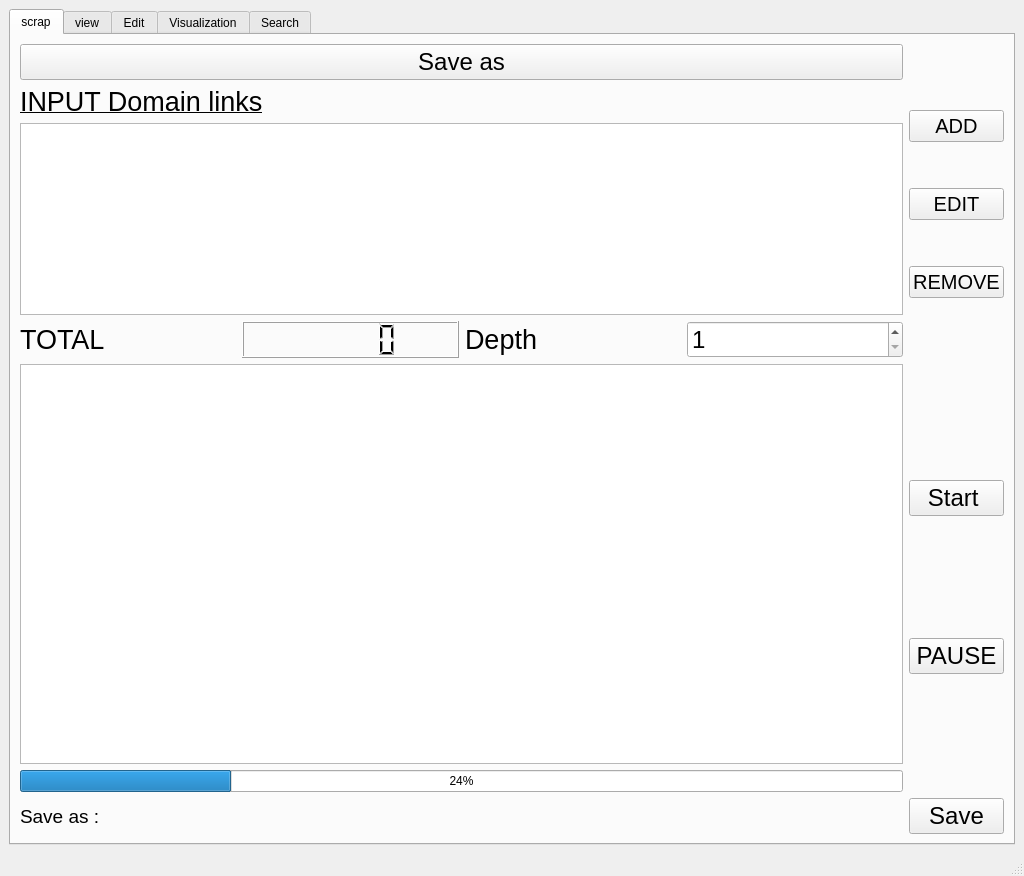
Before: the Qt Designer form Main_GUI.ui in Comnarin/Search_Engine_with_Python, drawn with Qt 5.
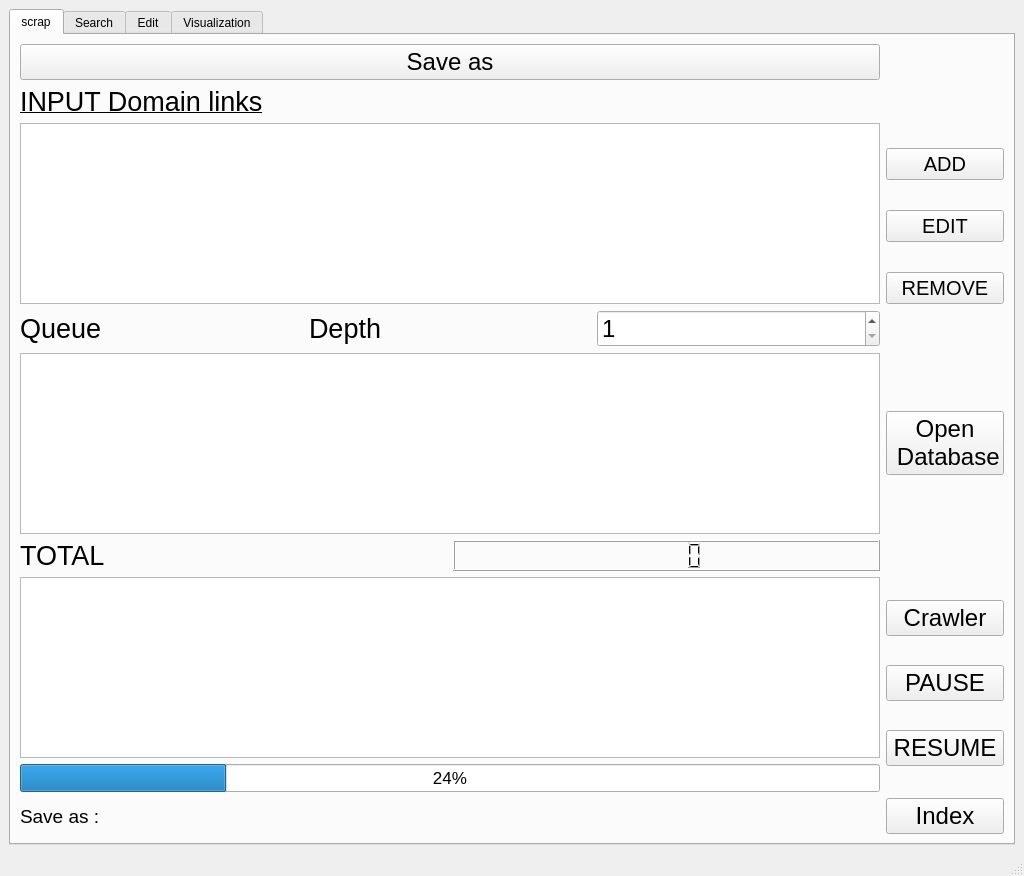
After: the same form once the commit is applied. The open tabs and pages were chosen to show the change.

```diff
--- a/Main_GUI.ui
+++ b/Main_GUI.ui
@@ -21,7 +21,7 @@
   </property>
   <widget class="QWidget" name="centralwidget">
    <layout class="QGridLayout" name="gridLayout_4">
-    <item row="0" column="0">
+    <item row="0" column="1">
      <widget class="QTabWidget" name="tabWidget_edit">
       <property name="minimumSize">
        <size>
@@ -30,7 +30,7 @@
        </size>
       </property>
       <property name="currentIndex">
-       <number>0</number>
+       <number>3</number>
       </property>
       <widget class="QWidget" name="tab_scrapping">
        <property name="mouseTracking">
@@ -45,24 +45,121 @@
        <attribute name="title">
         <string>scrap</string>
        </attribute>
-       <layout class="QGridLayout" name="gridLayout_2" rowstretch="0,0,10,0,0,0,0,0">
+       <layout class="QGridLayout" name="gridLayout_2">
+        <item row="0" column="0">
+         <layout class="QVBoxLayout" name="verticalLayout_2">
+          <item>
+           <widget class="QPushButton" name="save_path">
+            <property name="font">
+             <font>
+              <pointsize>18</pointsize>
+             </font>
+            </property>
+            <property name="text">
+             <string>Save as</string>
+            </property>
+           </widget>
+          </item>
+          <item>
+           <widget class="QLabel" name="label_Input_domain">
+            <property name="font">
+             <font>
+              <pointsize>20</pointsize>
+              <underline>true</underline>
+             </font>
+            </property>
+            <property name="layoutDirection">
+             <enum>Qt::LeftToRight</enum>
+            </property>
+            <property name="text">
+             <string>INPUT Domain links</string>
+            </property>
+           </widget>
+          </item>
+          <item>
+           <widget class="QListWidget" name="listWidget">
+            <property name="font">
+             <font>
+              <pointsize>18</pointsize>
+             </font>
+            </property>
+           </widget>
+          </item>
+         </layout>
+        </item>
+        <item row="0" column="1">
+         <layout class="QVBoxLayout" name="verticalLayout" stretch="0,0,0,0">
+          <property name="spacing">
+           <number>30</number>
+          </property>
+          <property name="topMargin">
+           <number>50</number>
+          </property>
+          <item>
+           <spacer name="verticalSpacer">
+            <property name="orientation">
+             <enum>Qt::Vertical</enum>
+            </property>
+            <property name="sizeHint" stdset="0">
+             <size>
+              <width>20</width>
+              <height>40</height>
+             </size>
+            </property>
+           </spacer>
+          </item>
+          <item>
+           <widget class="QPushButton" name="Button_ADD">
+            <property name="font">
+             <font>
+              <pointsize>15</pointsize>
+             </font>
+            </property>
+            <property name="text">
+             <string>ADD</string>
+            </property>
+           </widget>
+          </item>
+          <item>
+           <widget class="QPushButton" name="Button_EDIT">
+            <property name="font">
+             <font>
+              <pointsize>15</pointsize>
+             </font>
+            </property>
+            <property name="text">
+             <string>EDIT</string>
+            </property>
+           </widget>
+          </item>
+          <item>
+           <widget class="QPushButton" name="Button_REMOVE">
+            <property name="font">
+             <font>
+              <pointsize>15</pointsize>
+             </font>
+            </property>
+            <property name="text">
+             <string>REMOVE</string>
+            </property>
+           </widget>
+          </item>
+         </layout>
+        </item>
         <item row="1" column="0">
-         <layout class="QHBoxLayout" name="horizontalLayout_2">
+         <layout class="QHBoxLayout" name="horizontalLayout">
           <item>
-           <widget class="QLabel" name="label_Total">
+           <widget class="QLabel" name="label_Queue">
             <property name="font">
              <font>
               <pointsize>20</pointsize>
              </font>
             </property>
             <property name="text">
-             <string>TOTAL</string>
+             <string>Queue</string>
             </property>
            </widget>
           </item>
-          <item>
-           <widget class="QLCDNumber" name="lcdNumber"/>
-          </item>
           <item>
            <widget class="QLabel" name="label_Depth">
             <property name="font">
@@ -110,12 +207,64 @@
          </layout>
         </item>
         <item row="2" column="0">
+         <widget class="QTableWidget" name="table_queue">
+          <property name="font">
+           <font>
+            <pointsize>15</pointsize>
+           </font>
+          </property>
+         </widget>
+        </item>
+        <item row="2" column="1">
+         <widget class="QPushButton" name="Button_OpenQueue">
+          <property name="font">
+           <font>
+            <pointsize>18</pointsize>
+           </font>
+          </property>
+          <property name="text">
+           <string>Open 
+ Database</string>
+          </property>
+         </widget>
+        </item>
+        <item row="3" column="0">
+         <layout class="QHBoxLayout" name="horizontalLayout_2">
+          <item>
+           <widget class="QLabel" name="label_Total">
+            <property name="font">
+             <font>
+              <pointsize>20</pointsize>
+             </font>
+            </property>
+            <property name="text">
+             <string>TOTAL</string>
+            </property>
+           </widget>
+          </item>
+          <item>
+           <widget class="QLCDNumber" name="lcdNumber"/>
+          </item>
+         </layout>
+        </item>
+        <item row="4" column="0">
          <layout class="QVBoxLayout" name="verticalLayout_4">
           <item>
-           <widget class="QTextBrowser" name="textBrowser"/>
+           <widget class="QTextBrowser" name="textBrowser">
+            <property name="font">
+             <font>
+              <pointsize>18</pointsize>
+             </font>
+            </property>
+           </widget>
           </item>
           <item>
            <widget class="QProgressBar" name="progressBar">
+            <property name="font">
+             <font>
+              <pointsize>13</pointsize>
+             </font>
+            </property>
             <property name="locale">
              <locale language="English" country="UnitedStates"/>
             </property>
@@ -129,122 +278,17 @@
           </item>
          </layout>
         </item>
-        <item row="0" column="1">
-         <layout class="QVBoxLayout" name="verticalLayout" stretch="0,0,0">
-          <property name="spacing">
-           <number>30</number>
-          </property>
-          <property name="topMargin">
-           <number>50</number>
-          </property>
-          <item>
-           <widget class="QPushButton" name="button_ADD">
-            <property name="font">
-             <font>
-              <pointsize>15</pointsize>
-             </font>
-            </property>
-            <property name="text">
-             <string>ADD</string>
-            </property>
-           </widget>
-          </item>
-          <item>
-           <widget class="QPushButton" name="Button_EDIT">
-            <property name="font">
-             <font>
-              <pointsize>15</pointsize>
-             </font>
-            </property>
-            <property name="text">
-             <string>EDIT</string>
-            </property>
-           </widget>
-          </item>
-          <item>
-           <widget class="QPushButton" name="Button_REMOVE">
-            <property name="font">
-             <font>
-              <pointsize>15</pointsize>
-             </font>
-            </property>
-            <property name="text">
-             <string>REMOVE</string>
-            </property>
-           </widget>
-          </item>
-         </layout>
-        </item>
-        <item row="0" column="0">
-         <layout class="QVBoxLayout" name="verticalLayout_2">
-          <item>
-           <widget class="QPushButton" name="save_path">
-            <property name="font">
-             <font>
-              <pointsize>18</pointsize>
-             </font>
-            </property>
-            <property name="text">
-             <string>Save as</string>
-            </property>
-           </widget>
-          </item>
-          <item>
-           <widget class="QLabel" name="label_Input_domain">
-            <property name="font">
-             <font>
-              <pointsize>20</pointsize>
-              <underline>true</underline>
-             </font>
-            </property>
-            <property name="layoutDirection">
-             <enum>Qt::LeftToRight</enum>
-            </property>
-            <property name="text">
-             <string>INPUT Domain links</string>
-            </property>
-           </widget>
-          </item>
-          <item>
-           <widget class="QListWidget" name="listWidget"/>
-          </item>
-         </layout>
-        </item>
-        <item row="6" column="1">
-         <widget class="QPushButton" name="pushButton_6">
-          <property name="font">
-           <font>
-            <pointsize>18</pointsize>
-           </font>
-          </property>
-          <property name="text">
-           <string>Save</string>
-          </property>
-         </widget>
-        </item>
-        <item row="6" column="0">
-         <widget class="QLabel" name="path_file">
-          <property name="font">
-           <font>
-            <pointsize>14</pointsize>
-           </font>
-          </property>
-          <property name="text">
-           <string>Save as :</string>
-          </property>
-         </widget>
-        </item>
-        <item row="2" column="1">
+        <item row="4" column="1">
          <layout class="QVBoxLayout" name="verticalLayout_5">
           <item>
-           <widget class="QPushButton" name="Button_Start">
+           <widget class="QPushButton" name="Button_CRAWLER">
             <property name="font">
              <font>
               <pointsize>18</pointsize>
              </font>
             </property>
             <property name="text">
-             <string>Start </string>
+             <string>Crawler</string>
             </property>
             <property name="iconSize">
              <size>
@@ -264,7 +308,7 @@
            </widget>
           </item>
           <item>
-           <widget class="QPushButton" name="pushButton_5">
+           <widget class="QPushButton" name="Button_PAUSE">
             <property name="font">
              <font>
               <pointsize>18</pointsize>
@@ -275,15 +319,51 @@
             </property>
            </widget>
           </item>
+          <item>
+           <widget class="QPushButton" name="Button_RESUME">
+            <property name="font">
+             <font>
+              <pointsize>18</pointsize>
+             </font>
+            </property>
+            <property name="text">
+             <string>RESUME</string>
+            </property>
+           </widget>
+          </item>
          </layout>
         </item>
+        <item row="5" column="0">
+         <widget class="QLabel" name="path_file">
+          <property name="font">
+           <font>
+            <pointsize>14</pointsize>
+           </font>
+          </property>
+          <property name="text">
+           <string>Save as :</string>
+          </property>
+         </widget>
+        </item>
+        <item row="5" column="1">
+         <widget class="QPushButton" name="Button_Index">
+          <property name="font">
+           <font>
+            <pointsize>18</pointsize>
+           </font>
+          </property>
+          <property name="text">
+           <string>Index</string>
+          </property>
+         </widget>
+        </item>
        </layout>
       </widget>
-      <widget class="QWidget" name="tab_view">
+      <widget class="QWidget" name="tab_Search">
        <attribute name="title">
-        <string>view</string>
+        <string>Search</string>
        </attribute>
-       <layout class="QVBoxLayout" name="verticalLayout_3" stretch="0,1,0,20">
+       <layout class="QVBoxLayout" name="verticalLayout_3" stretch="0,1,0,10">
         <item>
          <widget class="QPushButton" name="Button_view_path">
           <property name="font">
@@ -314,7 +394,7 @@
           <widget class="QPushButton" name="Search_button">
            <property name="font">
             <font>
-             <pointsize>10</pointsize>
+             <pointsize>40</pointsize>
             </font>
            </property>
            <property name="text">
@@ -350,17 +430,23 @@
        <attribute name="title">
         <string>Edit</string>
        </attribute>
-       <layout class="QGridLayout" name="gridLayout" rowstretch="1,1,1,1,1,1,20">
+       <layout class="QGridLayout" name="gridLayout" rowstretch="1,1,1,1,1,0,30" columnstretch="0,0,10,0,0" rowminimumheight="0,0,0,0,0,0,0">
+        <property name="horizontalSpacing">
+         <number>1</number>
+        </property>
+        <property name="verticalSpacing">
+         <number>-1</number>
+        </property>
         <item row="1" column="2">
          <widget class="QTextEdit" name="textEdit_Update">
           <property name="font">
            <font>
-            <pointsize>12</pointsize>
+            <pointsize>22</pointsize>
            </font>
           </property>
          </widget>
         </item>
-        <item row="1" column="3">
+        <item row="1" column="4">
          <widget class="QPushButton" name="Button_update">
           <property name="font">
            <font>
@@ -389,12 +475,12 @@
          <widget class="QTextEdit" name="textEdit_Remove">
           <property name="font">
            <font>
-            <pointsize>12</pointsize>
+            <pointsize>22</pointsize>
            </font>
           </property>
          </widget>
         </item>
-        <item row="4" column="3">
+        <item row="4" column="4">
          <widget class="QPushButton" name="Button_Remove">
           <property name="font">
            <font>
@@ -407,7 +493,13 @@
          </widget>
         </item>
         <item row="6" column="0" colspan="3">
-         <widget class="QTextBrowser" name="textBrowser_Console_Edit"/>
+         <widget class="QTextBrowser" name="textBrowser_Console_Edit">
+          <property name="font">
+           <font>
+            <pointsize>18</pointsize>
+           </font>
+          </property>
+         </widget>
         </item>
         <item row="5" column="1" colspan="2">
          <widget class="QProgressBar" name="progressBar_Remove">
@@ -430,7 +522,7 @@
            </font>
           </property>
           <property name="text">
-           <string>REMOVE</string>
+           <string>REMOVE :</string>
           </property>
          </widget>
         </item>
@@ -442,10 +534,23 @@
            </font>
           </property>
           <property name="text">
-           <string>UPDATE</string>
+           <string>UPDATE :</string>
           </property>
          </widget>
         </item>
+        <item row="1" column="3">
+         <spacer name="horizontalSpacer">
+          <property name="orientation">
+           <enum>Qt::Horizontal</enum>
+          </property>
+          <property name="sizeHint" stdset="0">
+           <size>
+            <width>40</width>
+            <height>20</height>
+           </size>
+          </property>
+         </spacer>
+        </item>
        </layout>
       </widget>
       <widget class="QWidget" name="tab_Visualization">
@@ -457,7 +562,7 @@
          <widget class="QLabel" name="label_Spatial">
           <property name="font">
            <font>
-            <pointsize>18</pointsize>
+            <pointsize>20</pointsize>
            </font>
           </property>
           <property name="text">
@@ -472,7 +577,7 @@
          <widget class="QLabel" name="label_Topkeywords">
           <property name="font">
            <font>
-            <pointsize>18</pointsize>
+            <pointsize>20</pointsize>
            </font>
           </property>
           <property name="text">
@@ -485,56 +590,6 @@
         </item>
        </layout>
       </widget>
-      <widget class="QWidget" name="tab_Search">
-       <attribute name="title">
-        <string>Search</string>
-       </attribute>
-       <layout class="QGridLayout" name="gridLayout_3" rowstretch="1,1,1,1,30">
-        <item row="0" column="1">
-         <widget class="QLabel" name="label_search">
-          <property name="font">
-           <font>
-            <pointsize>20</pointsize>
-           </font>
-          </property>
-          <property name="text">
-           <string>Search</string>
-          </property>
-         </widget>
-        </item>
-        <item row="3" column="1">
-         <widget class="QPushButton" name="Button_Search">
-          <property name="font">
-           <font>
-            <pointsize>20</pointsize>
-           </font>
-          </property>
-          <property name="text">
-           <string>Search</string>
-          </property>
-         </widget>
-        </item>
-        <item row="4" column="0" colspan="3">
-         <widget class="QTextBrowser" name="textBrowser_console_Search"/>
-        </item>
-        <item row="1" column="1" rowspan="2">
-         <widget class="QTextEdit" name="textEdit_Search">
-          <property name="minimumSize">
-           <size>
-            <width>0</width>
-            <height>0</height>
-           </size>
-          </property>
-          <property name="baseSize">
-           <size>
-            <width>0</width>
-            <height>0</height>
-           </size>
-          </property>
-         </widget>
-        </item>
-       </layout>
-      </widget>
      </widget>
     </item>
    </layout>
```
